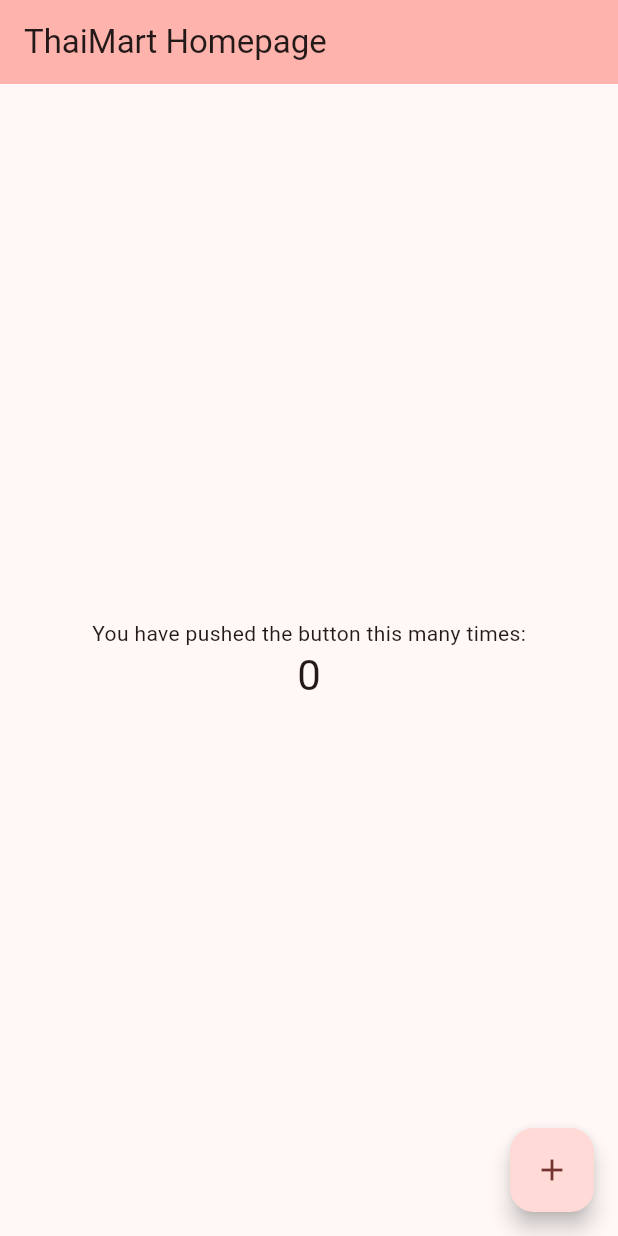
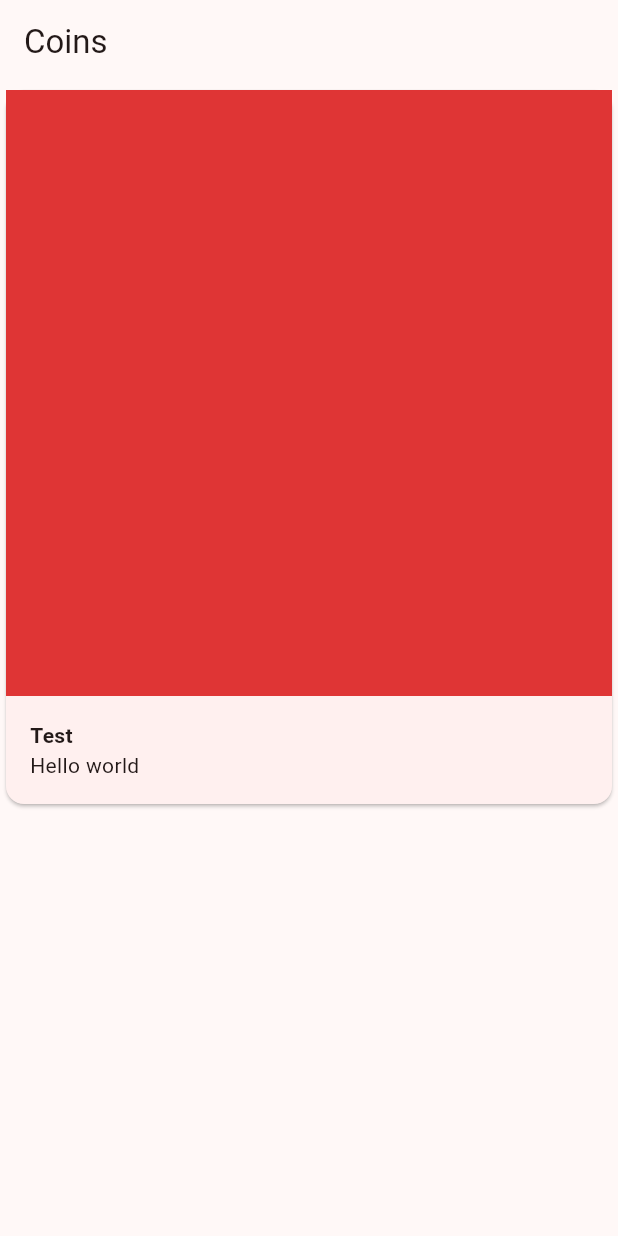
Before and after one commit to joeyprint/thaimart_exam_app, a Flutter app: the screen it shows after launch, on a phone screen of 412 x 824 dp. Run offline on Flutter 3.47's test engine with Material 3 defaults, Android fonts, the phone set to English and light mode, and no system bars.

Commit message:
feat: create basic coin card widget

```diff
--- a/lib/main.dart
+++ b/lib/main.dart
@@ -1,5 +1,7 @@
 import 'package:flutter/material.dart';
+import 'package:thaimart_exam_app/src/routes/coin_list_page/coin_list_page.dart';
 import 'package:thaimart_exam_app/src/widgets/bases/palette_theme.dart';
+import 'package:thaimart_exam_app/src/widgets/coin_card/coin_card.dart';
 
 void main() {
   runApp(const MyApp());
@@ -18,7 +20,7 @@
         primarySwatch: primarySwatch,
         colorScheme: .fromSeed(seedColor: primarySwatch),
       ),
-      home: const MyHomePage(title: 'ThaiMart Homepage'),
+      home: CoinListPage(),
     );
   }
 }
@@ -92,6 +94,7 @@
           // wireframe for each widget.
           mainAxisAlignment: .center,
           children: [
+            CoinCard(),
             const Text('You have pushed the button this many times:'),
             Text(
               '$_counter',
--- /dev/null
+++ b/lib/src/routes/coin_list_page/coin_list_page.dart
@@ -0,0 +1,11 @@
+import 'package:flutter/material.dart';
+import 'package:thaimart_exam_app/src/widgets/coin_card/coin_card.dart';
+
+class CoinListPage extends StatelessWidget {
+  Widget build(BuildContext context) {
+    return Scaffold(
+      appBar: AppBar(title: const Text('Coins')),
+      body: Column(children: [CoinCard()]),
+    );
+  }
+}
--- /dev/null
+++ b/lib/src/widgets/coin_card/coin_card.dart
@@ -0,0 +1,40 @@
+import 'package:flutter/material.dart';
+import 'package:thaimart_exam_app/src/widgets/bases/palette_theme.dart';
+
+class CoinCard extends StatelessWidget {
+  Widget build(BuildContext context) {
+    return Card(
+      child: Column(
+        crossAxisAlignment: CrossAxisAlignment.start,
+        children: <Widget>[
+          AspectRatio(
+            aspectRatio: 1 / 1,
+            child: SizedBox(
+              width: double.infinity,
+              child: ColoredBox(color: primarySwatch.shade500),
+            ),
+          ),
+          // Image.network(
+          //   'https://cdn.coinranking.com/bOabBYkcX/bitcoin_btc.svg',
+          //   alignment: AlignmentGeometry.center,
+          //   fit: BoxFit.cover,
+          //   height: 100,
+          // ),
+          Padding(
+            padding: EdgeInsets.all(16),
+            child: Column(
+              crossAxisAlignment: CrossAxisAlignment.start,
+              children: [
+                const Text(
+                  'Test',
+                  style: TextStyle(fontWeight: FontWeight(600)),
+                ),
+                const Text('Hello world'),
+              ],
+            ),
+          ),
+        ],
+      ),
+    );
+  }
+}
```
